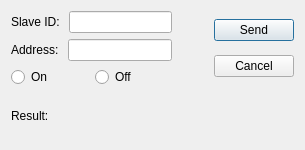
Above: writesinglecoildialog.ui from tonylin0826/ModbusMasterTool before the change. Below: the same form after it.
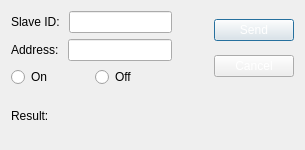
That is the form after the change.

Commit message: fix(ui): change btn text color to white

```diff
--- a/writesinglecoildialog.ui
+++ b/writesinglecoildialog.ui
@@ -83,6 +83,9 @@
       <layout class="QVBoxLayout" name="verticalLayout_4">
        <item>
         <widget class="QPushButton" name="btnSend">
+         <property name="styleSheet">
+          <string notr="true">color: white</string>
+         </property>
          <property name="text">
           <string>Send</string>
          </property>
@@ -90,6 +93,9 @@
        </item>
        <item>
         <widget class="QPushButton" name="btnCancel">
+         <property name="styleSheet">
+          <string notr="true">color: white</string>
+         </property>
          <property name="text">
           <string>Cancel</string>
          </property>
```
